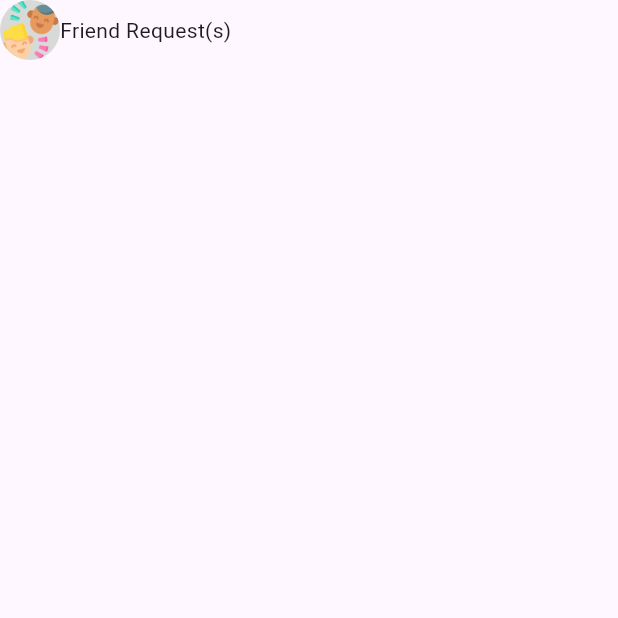
After one commit to sudoadarsh/re_vision, a Flutter app: the NotificationsPage screen opened directly, on a phone screen of 412 x 824 dp, the top half of it. The commit adds this screen. Run offline on Flutter 3.47's test engine with Material 2 defaults, Android fonts, the phone set to English and light mode, and no system bars; our stand-ins replace bloc, cached_network_image, carousel_slider, cloud_firestore, file_picker, firebase_auth and 8 more; missing offline and left inert: favicon, flutter_quill; accounts and stored records are empty; network calls fail.

Commit message:
-- next: fetch requests from the dashboard and give it to notifications page.

```diff
--- a/lib/constants/icon_constants.dart
+++ b/lib/constants/icon_constants.dart
@@ -33,7 +33,7 @@ class IconC {
     Icons.person_pin,
     color: ColorC.white,
   );
-  static final Widget star = Image.asset(StringC.star);
+  static final Widget star = Image.asset(StringC.starPath);
 
   // Icons used in the home page.
   static const Icon add = Icon(Icons.add, color: ColorC.primary);
@@ -52,7 +52,7 @@ class IconC {
     child: Icon(Icons.close, color: ColorC.white, size: 18),
   );
   static final Widget noFavIcon = Image.asset(
-    StringC.noFavIcon,
+    StringC.noFavIconPath,
     scale: 15,
   );
   static const Icon save = Icon(Icons.save_outlined, color: ColorC.primary);
--- a/lib/constants/string_constants.dart
+++ b/lib/constants/string_constants.dart
@@ -20,8 +20,9 @@ class StringC {
   static const String logoPath = 'images/revision.png';
   static const String googlePath = 'images/google.png';
   static const String applePath = 'images/apple.png';
-  static const String noFavIcon = 'images/no_favicon.png';
-  static const String star = 'images/star.png';
+  static const String noFavIconPath = 'images/no_favicon.png';
+  static const String starPath = 'images/star.png';
+  static const String friendPath = 'images/friend.png';
 
   static const String lottieComplete = 'lottiefiles/topic_complete.json';
   static const String lottieDelete = 'lottiefiles/topic_delete.json';
@@ -101,4 +102,7 @@ class StringC {
   static const String request = 'Request';
   static const String requested = 'Requested';
   static const String unfriend = "Unfriend";
+
+  // String constants used in notifications page.
+  static const String frRequests = "Friend Request(s)";
 }
--- /dev/null
+++ b/lib/modules/notification/notifications_page.dart
@@ -0,0 +1,32 @@
+import 'package:flutter/material.dart';
+import 'package:re_vision/base_widgets/base_text.dart';
+import 'package:re_vision/constants/color_constants.dart';
+import 'package:re_vision/constants/string_constants.dart';
+
+class NotificationsPage extends StatefulWidget {
+  const NotificationsPage({Key? key}) : super(key: key);
+
+  @override
+  State<NotificationsPage> createState() => _NotificationsPageState();
+}
+
+class _NotificationsPageState extends State<NotificationsPage> {
+  @override
+  Widget build(BuildContext context) {
+    return Scaffold(
+      body: Column(
+        children: [
+          Row(
+            children: const [
+              CircleAvatar(
+                backgroundColor: ColorC.shadowColor,
+                backgroundImage: AssetImage(StringC.friendPath),
+              ),
+              BaseText(StringC.frRequests)
+            ],
+          ),
+        ],
+      ),
+    );
+  }
+}
--- a/lib/utils/cloud/base_cloud.dart
+++ b/lib/utils/cloud/base_cloud.dart
@@ -44,8 +44,8 @@ class BaseCloud {
     }
   }
 
-  /// To read the document from a single collection.
-  Future<DocumentSnapshot?> readD({
+  /// To read a document from a single collection.
+  static Future<DocumentSnapshot?> readD({
     required String collection,
     required String document,
   }) async {
@@ -59,7 +59,7 @@ class BaseCloud {
   }
 
   /// Read the entire collection.
-  Future<QuerySnapshot<Map<String, dynamic>>?> readC(String collection) async {
+  static Future<QuerySnapshot<Map<String, dynamic>>?> readC(String collection) async {
     QuerySnapshot<Map<String, dynamic>>? snap;
     try {
       snap = await db?.collection(collection).get();
```
Also changed, not shown: lib/modules/dashboard/dashboard_page.dart (+51 -12 lines), lib/modules/search_page/search_page.dart (+28 -9 lines), images/friend.png (added).
